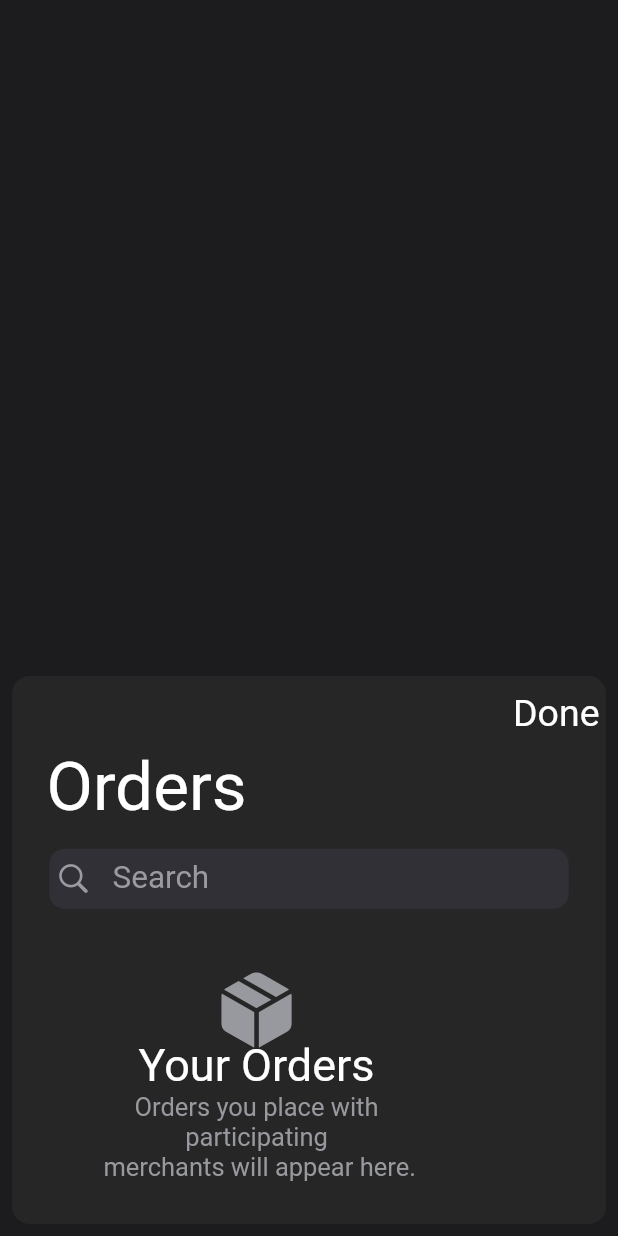
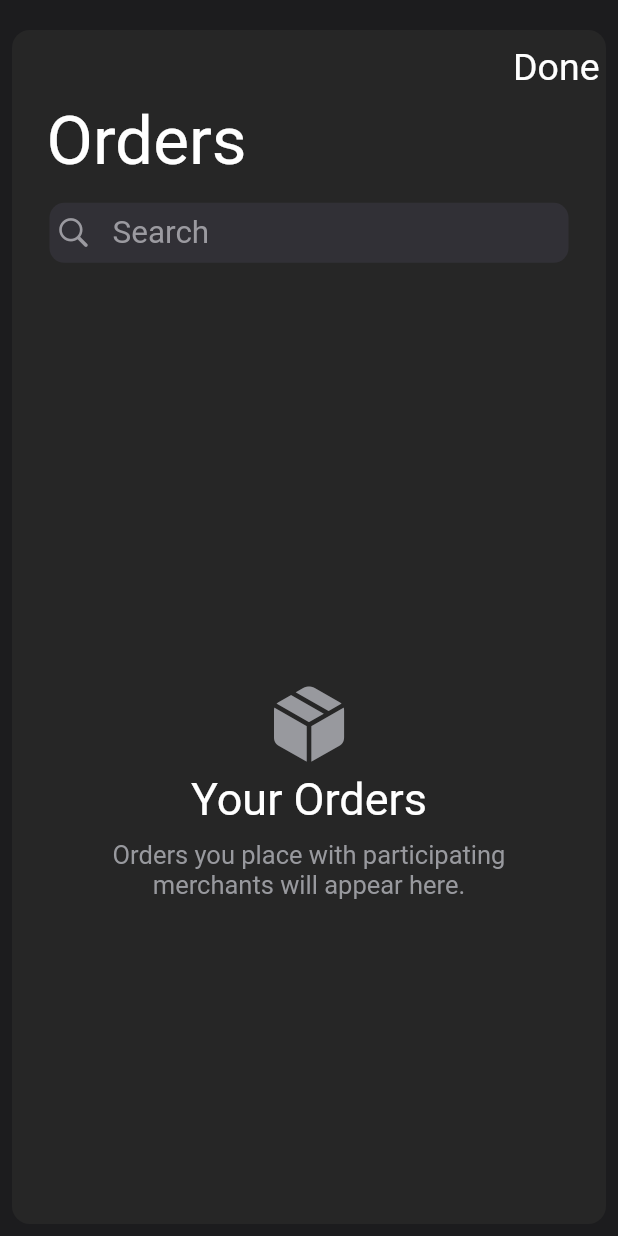
Before and after one commit to vstrkvpolina/wallet, a Flutter app: the screen it shows after launch, after a tap on an icon or button, on a phone screen of 412 x 824 dp. Run offline on Flutter 3.47's test engine with Material 3 defaults, Android fonts, the phone set to English and light mode, and no system bars; our stand-ins replace get; missing offline and left inert: dart:js.

Commit message:
page view , widgets without cup

```diff
--- a/lib/app/modules/pages/views/pages_view.dart
+++ b/lib/app/modules/pages/views/pages_view.dart
@@ -494,17 +494,19 @@ class PagesView extends GetView<PagesController> {
                             ),
                           ),
                           Container(
-                            padding: EdgeInsets.only(
-                                left: 30, bottom: 8, right: 100, top: 10),
                             child: Stack(
                               alignment: Alignment.center,
                               children: [
                                 Column(
                                   crossAxisAlignment: CrossAxisAlignment.center,
                                   children: [
-                                    Container(
+                                    Padding(
+                                      padding: const EdgeInsets.only(
+                                          top: 250,
+                                          bottom: 5),
+                                      child: Container(
                                         child: SizedBox(
-                                        height: 42,
+                                          height: 50,
                                           child: Icon(
                                             CupertinoIcons
                                                 .cube_box_fill, // cube_box_fill
@@ -514,8 +516,13 @@ class PagesView extends GetView<PagesController> {
                                           ),
                                         ),
                                       ),
-                                    SizedBox(height: 5),
-                                    Text(
+                                    ),
+                                    SizedBox(height: 0),
+                                    Padding(
+                                      padding: const EdgeInsets.only(
+                                          top: 5,
+                                          bottom: 5),
+                                      child: Text(
                                         'Your Orders',
                                         style: TextStyle(
                                           fontSize: 30,
@@ -523,12 +530,25 @@ class PagesView extends GetView<PagesController> {
                                               255, 255, 255, 255),
                                         ),
                                       ),
-                                    Text(
-                                      'Orders you place with participating \n merchants will appear here.',
+                                    ),
+                                    Column(
+                                      crossAxisAlignment: CrossAxisAlignment.center,
+                                      children: [
+                                        Padding(
+                                          padding: const EdgeInsets.only(
+                                              top: 5, bottom: 250),
+                                          child: Text(
+                                            'Orders you place with participating\nmerchants will appear here.',
+                                            textAlign: TextAlign.center
+                                                , // Добавленный параметр для центрирования текста
                                             style: TextStyle(
                                               color: Color.fromARGB(
                                                   255, 152, 153, 158),
-                                          fontSize: 17),
+                                              fontSize: 17,
+                                            ),
+                                          ),
+                                        ),
+                                      ],
                                     ),
                                   ],
                                 ),
```
Lines whose indentation alone changed are shown as unchanged.
